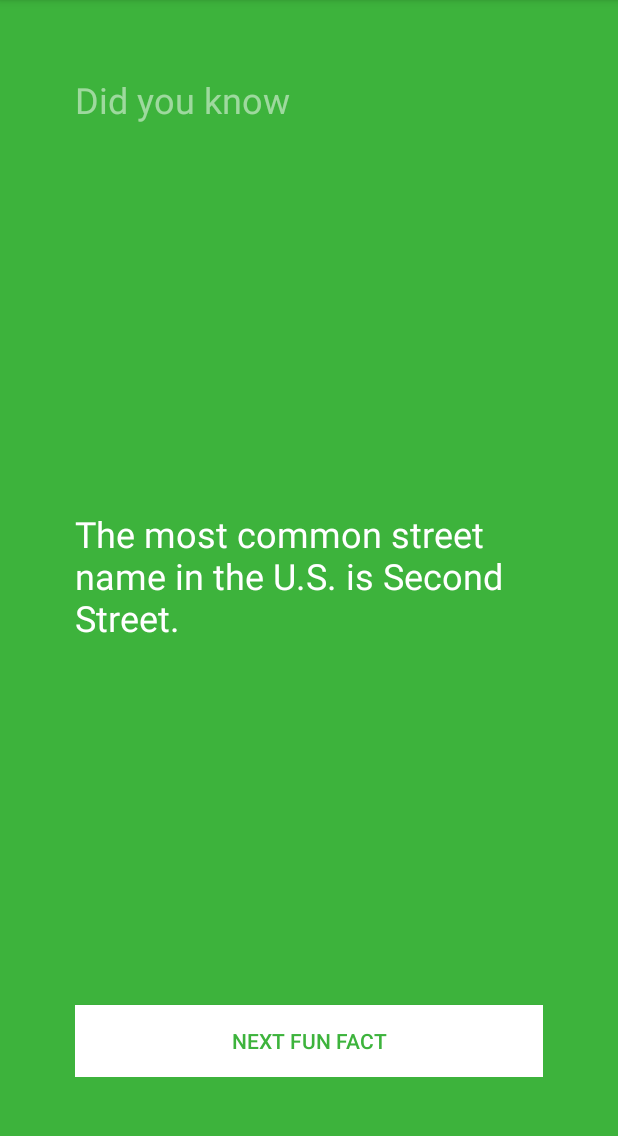
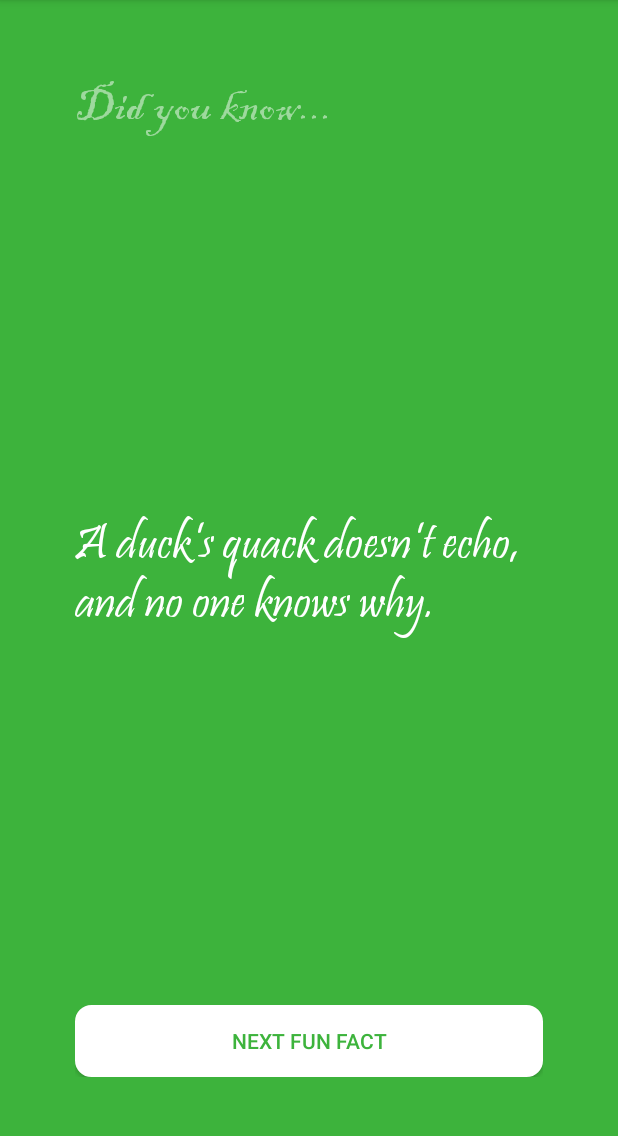
Before and after one commit to bharathmurthy/My_Application, an Android app: the screen it shows after launch (MainActivity), after a tap on "NEXT FUN FACT", on a phone screen of 412 x 824 dp, the part 84-1220 px from its top. Run offline under Robolectric (Android 15) with nearby library versions, the phone set to English and light mode, and no system bars.

```diff
--- a/app/src/main/java/com/example/kumar/myapplication/FactBook.java
+++ b/app/src/main/java/com/example/kumar/myapplication/FactBook.java
@@ -7,9 +7,9 @@ import java.util.Random;
  * Created by kumar on 2/14/2015.
  */
 public class FactBook {
+ //   private static ArrayList<Integer> indexUsed = new ArrayList<Integer>();
     public static String getFact(){
         ArrayList<String> facts = new ArrayList<String>();
-        facts.add("Ants stretch when they wake up in the morning...");
         facts.add("Ostriches can run faster than horses...");
         facts.add("olympic gold medals are actually made mostly of silver...");
         facts.add("You are born with 300 bones; by the time you are an adult you will have 206.");
@@ -19,47 +19,47 @@ public class FactBook {
         facts.add("Some penguins can leap 2-3 meters out of the water.");
         facts.add("On average, it takes 66 days to form a new habit.");
         facts.add("Mammoths still walked the earth when the Great Pyramid was being built.");
-        facts.add("John F. Kennedy was buried without his brain after it was lost during the autopsy");
-        facts.add("There are more chickens in world than human");
-        facts.add("A woodpecker has a shock absorber head ");
-        facts.add("The bones of pigeon are lighter than feathers");
-        facts.add("Kiwi bird are blind they hunt by smell");
-        facts.add("Humming bird is the only bird that can fly backwards");
-        facts.add("A flamingo can eat only when its head is upside down");
-        facts.add("The earliest recorded coin collection belonged to augustus caesar, the first emperor of Rome ");
-        facts.add("Humans and giraffe have the same number of bones in their necks");
-        facts.add("There are trillions of microbes living on and in human body ");
-        facts.add("Yawning may help in keeping you alert by allowing you to intake more oxygen which the brain needs to function properly ");
-        facts.add("Sea star fish have no brains");
-        facts.add("Scientists can tell the age of a dolphin by counting the rings on its teeth ");
-        facts.add("In its very first flight the world's first successful aeroplane was airborne for only 12 seconds ");
-        facts.add("The world's smallest spider is the size of a pinhead");
-        facts.add("The giraffe has the highest blood pressure of any animal ");
-        facts.add("The birth rate in India is so high that each year,it has more births than the entire population of Australia");
-        facts.add("A camels hump does not store water at all it stores fat");
-        facts.add("In 1969 novelist Georges Perec wrote an entire novel without using the letter 'e' ");
-        facts.add("Elephants can swim for as long as six hours at a time without a break ");
-        facts.add("The world's oldest pet goldfish lived to be 43 years old");
-        facts.add("The largest natural bridge on Earth was virtually unknown to the rest of the world, until it was observed on Google Earth");
-        facts.add("Unlike most fish the seahorse swims in an upright position ");
-        facts.add("Great white shark can weigh as much as 15 gorillas");
-        facts.add("Humans and chimps share 98.8% of their DNA");
-        facts.add("The red bump and itching caused by a mosquito bite is actually an allergic reaction to the mosquito's saliva ");
-        facts.add("Fish actually cough");
-        facts.add("Even identical twins do not have identical fingerprint ");
-        facts.add("Brain cells lack the ability to regenerate ");
+        facts.add("John F. Kennedy was buried without his brain after it was lost during the autopsy.");
+        facts.add("There are more chickens in world than human.");
+        facts.add("A woodpecker has a shock absorber head.");
+        facts.add("The bones of pigeon are lighter than feathers.");
+        facts.add("Kiwi bird are blind they hunt by smell.");
+        facts.add("Humming bird is the only bird that can fly backwards.");
+        facts.add("A flamingo can eat only when its head is upside down.");
+        facts.add("The earliest recorded coin collection belonged to augustus caesar, the first emperor of Rome.");
+        facts.add("Humans and giraffe have the same number of bones in their necks.");
+        facts.add("There are trillions of microbes living on and in human body.");
+        facts.add("Yawning may help in keeping you alert by allowing you to intake more oxygen which the brain needs to function properly.");
+        facts.add("Sea star fish have no brains.");
+        facts.add("Scientists can tell the age of a dolphin by counting the rings on its teeth.");
+        facts.add("In its very first flight the world's first successful aeroplane was airborne for only 12 seconds.");
+        facts.add("The world's smallest spider is the size of a pinhead.");
+        facts.add("The giraffe has the highest blood pressure of any animal.");
+        facts.add("The birth rate in India is so high that each year,it has more births than the entire population of Australia.");
+        facts.add("A camels hump does not store water at all it stores fat.");
+        facts.add("In 1969 novelist Georges Perec wrote an entire novel without using the letter 'e'.");
+        facts.add("Elephants can swim for as long as six hours at a time without a break.");
+        facts.add("The world's oldest pet goldfish lived to be 43 years old.");
+        facts.add("The largest natural bridge on Earth was virtually unknown to the rest of the world, until it was observed on Google Earth.");
+        facts.add("Unlike most fish the seahorse swims in an upright position.");
+        facts.add("Great white shark can weigh as much as 15 gorillas.");
+        facts.add("Humans and chimps share 98.8% of their DNA.");
+        facts.add("The red bump and itching caused by a mosquito bite is actually an allergic reaction to the mosquito's saliva.");
+        facts.add("Fish actually cough.");
+        facts.add("Even identical twins do not have identical fingerprint.");
+        facts.add("Brain cells lack the ability to regenerate.");
         facts.add("An earthworm has 5 hearts!!!");
-        facts.add("Earth isn't the only planet with volcanoes, Mars has the largest volcano in the solar system ");
-        facts.add("Baby goats are referred to as kids");
-        facts.add("Bangkok is known by Thai people as 'Krung Thep',which means 'City of Angles");
-        facts.add("Vampire bats adopt orphans, and are one of the few mammals known to risk their own lives to share food with less fortunate roost-mates");
+        facts.add("Earth isn't the only planet with volcanoes, Mars has the largest volcano in the solar system.");
+        facts.add("Baby goats are referred to as kids.");
+        facts.add("Bangkok is known by Thai people as 'Krung Thep',which means 'City of Angles.");
+        facts.add("Vampire bats adopt orphans, and are one of the few mammals known to risk their own lives to share food with less fortunate roost-mates.");
         facts.add("Ostrich males can roar like lions...");
-        facts.add("There are more people speaking French than in France");
-        facts.add("Sheep are born with long tails");
+        facts.add("There are more people speaking French than in France.");
+        facts.add("Sheep are born with long tails.");
         facts.add("An average human loses about 200 head hairs per day.");
         facts.add("A full moon is nine times brighter than a half moon.");
         facts.add("A female ferret will die if it goes into heat and cannot find a mate.");
-        facts.add("The average Japanese household watches more than 10 hours of television a day");
+        facts.add("The average Japanese household watches more than 10 hours of television a day.");
         facts.add("Winston Churchill was born in a ladies’ room during a dance.");
         facts.add("Donald Duck comics were banned from Finland because he doesn’t wear pants!");
         facts.add("There are more than 10 million bricks in the Empire State Building!");
@@ -72,8 +72,8 @@ public class FactBook {
         facts.add("Months that begin on a Sunday will always have a ‘Friday the 13th’.");
         facts.add("The fingerprints of koala bears are virtually indistinguishable from those of humans, so much so that they can be easily confused at a crime scene.");
         facts.add("Only one person in two billion will live to be 116 or older.");
-        facts.add("38% of American men say they love their cars more than women");
-        facts.add("Bullet proof vests, fire escapes, windshield wipers, and laser printers were all invented by women");
+        facts.add("38% of American men say they love their cars more than women.");
+        facts.add("Bullet proof vests, fire escapes, windshield wipers, and laser printers were all invented by women.");
         facts.add("A duck’s quack doesn’t echo, and no one knows why.");
         facts.add("Cats urine glows under a black light.");
         facts.add("A spider has transparent blood.");
@@ -97,7 +97,43 @@ public class FactBook {
         facts.add("In the United States, lettuce is the second most popular fresh vegetable.");
         facts.add("Bananas are about 99.5% fat free.");
         facts.add("Honey is the only food that doesn’t spoil.");
+        facts.add("Humans shed 40 pounds of skin in their lifetime, completely replacing their outer skin every month." );
+        facts.add("It takes food seven seconds to go from the mouth to the stomach via the esophagus." );
+        facts.add("It is impossible to sneeze with your eyes open." );
+        facts.add("Your fingernails grow almost four times as fast as your toenails." );
+        facts.add("Women speak about 20,000 words a day. That's 13,000 more than the average man." );
+        facts.add("Sloths take two weeks to digest their food.");
+        facts.add("Guinea pigs and rabbits can't sweat.");
+        facts.add("Deer can't eat hay.");
+        facts.add("The female lion does ninety percent of the hunting.");
+        facts.add("The elephant is the only mammal that can’t jump!");
+        facts.add("Like fingerprints, everyone’s tongue print is different!");
+        facts.add("You’re born with 300 bones, but by the time you become an adult, you only have 206.");
+        facts.add("Owls are the only birds who can see the colour blue.");
+        facts.add("A giraffe can clean its ears with its 21-inch tongue!");
+        facts.add("Butterflies taste with their feet.");
+        facts.add("Most lipstick contains fish scales.");
+        facts. add("Sea otters hold each other’s paws when they sleep so they don’t drift apart");
+        facts. add("Flamingos pair for a lifetime. Some stay with their mates for 50 years or more.");
+        facts. add("The most dangerous bird in the world is the Cassowary. With one kick it can kill its enemy. ");
+        facts. add("It is impossible to lick your elbow");
+        facts. add("A crocodile can't stick it's tongue out.");
+        facts. add("It is physically impossible for pigs to look up into the sky.");
+        facts. add("duck's quack doesn't echo, and no one knows why.");
+        facts. add("Hot water is heavier than cold.");
+        facts. add("cockroach can live several weeks with its head cut off.");
+        facts. add("Human thigh bones are stronger than concrete.");
+        facts. add("You can’t kill yourself by holding your breath. ");
+
         Random generator = new Random();
+//        while (indexUsed.contains(random))
+ //       {
+ //           random = generator.nextInt(facts.size());
+  //      }
+   //     if(!indexUsed.contains(random))
+    //        indexUsed.add(random);
+ //       if(indexUsed.size()==facts.size()-1)
+  //          indexUsed = new ArrayList<Integer>();
         return facts.get(generator.nextInt(facts.size()));
 
     }
--- a/app/src/main/java/com/example/kumar/myapplication/MainActivity.java
+++ b/app/src/main/java/com/example/kumar/myapplication/MainActivity.java
@@ -1,6 +1,7 @@
 package com.example.kumar.myapplication;
 
 import android.graphics.Color;
+import android.graphics.Typeface;
 import android.support.v7.app.ActionBarActivity;
 import android.os.Bundle;
 import android.text.Layout;
@@ -25,8 +26,12 @@ public class MainActivity extends ActionBarActivity {
     protected void onCreate(Bundle savedInstanceState) {
         super.onCreate(savedInstanceState);
         setContentView(R.layout.activity_main);
-
+        TextView didYouKnow = (TextView) findViewById(R.id.did_you_know);
+        Typeface tf = Typeface.createFromAsset(getAssets(),"fonts/ITCBLKAD.TTF");
+        Typeface tf1 = Typeface.createFromAsset(getAssets(),"fonts/PRISTINA.TTF");
+        didYouKnow.setTypeface(tf);
         final TextView factLabel = (TextView) findViewById(R.id.factTextView);
+        factLabel.setTypeface(tf1);
         final Button nextFact = (Button) findViewById(R.id.nextFactButton);
         final RelativeLayout relative = (RelativeLayout) findViewById(R.id.relativeLayout);
         View.OnClickListener listener = new View.OnClickListener() {
@@ -34,11 +39,22 @@ public class MainActivity extends ActionBarActivity {
             public void onClick(View v) {
                 factLabel.setText(FactBook.getFact());
                 int red = generator.nextInt(255);
+                if(red>200)
+                    red-=60;
+                else if(red < 50)
+                    red+=50;
                 int green = generator.nextInt(255);
+                if(green>200)
+                    green-=60;
+                else if(green<50)
+                     green+=50;
                 int blue = generator.nextInt(255);
+                if(blue>200)
+                    blue-=60;
+                else if(blue<50)
+                    blue+=50;
                 relative.setBackgroundColor(Color.rgb(red,green,blue));
                 nextFact.setTextColor(Color.rgb(red,green,blue));
-
             }
         };
 
--- /dev/null
+++ b/app/src/main/res/drawable/shape.xml
@@ -0,0 +1,14 @@
+<?xml version="1.0" encoding="utf-8"?>
+<shape xmlns:android="http://schemas.android.com/apk/res/android" >
+    <stroke android:width="2dp"
+            android:color="#FFFFFF"/>
+    <gradient
+        android:angle="225"
+        android:startColor="#FFFFFFFF"
+        android:endColor="#ffffffff"/>
+    <corners
+        android:bottomLeftRadius="10dp"
+        android:bottomRightRadius="10dp"
+        android:topLeftRadius="10dp"
+        android:topRightRadius="10dp" />
+</shape>
--- a/app/src/main/res/layout-v14/activity_main.xml
+++ b/app/src/main/res/layout-v14/activity_main.xml
@@ -9,8 +9,9 @@
 
     <TextView android:text="@string/did_you" android:layout_width="wrap_content"
         android:layout_height="wrap_content"
-        android:textSize="24sp"
-        android:textColor="#80ffffff" />
+        android:textSize="32sp"
+        android:textColor="#80ffffff"
+        android:id="@+id/did_you_know"/>
 
     <TextView
         android:layout_width="wrap_content"
@@ -20,7 +21,7 @@
         android:layout_centerVertical="true"
         android:layout_alignParentLeft="true"
         android:layout_alignParentStart="true"
-        android:textSize="24sp"
+        android:textSize="33sp"
         android:textColorHighlight="@android:color/white"
         android:textColor="@android:color/white" />
 
@@ -31,6 +32,9 @@
         android:id="@+id/nextFactButton"
         android:layout_alignParentBottom="true"
         android:layout_centerHorizontal="true"
-        android:background="@android:color/white" />
+        android:background="@drawable/shape"
+        android:textColor="@android:color/holo_blue_bright"
+        />
+
 
 </RelativeLayout>
--- a/app/src/main/res/layout/activity_main.xml
+++ b/app/src/main/res/layout/activity_main.xml
@@ -10,7 +10,8 @@
     <TextView android:text="@string/did_you" android:layout_width="wrap_content"
         android:layout_height="wrap_content"
         android:textSize="24sp"
-        android:textColor="#80ffffff" />
+        android:textColor="#80ffffff"
+        />
 
     <TextView
         android:layout_width="wrap_content"
--- a/app/src/main/res/values/strings.xml
+++ b/app/src/main/res/values/strings.xml
@@ -4,7 +4,7 @@
     <string name="app_name">My Application</string>
     <string name="hello_world">Hello world!</string>
     <string name="action_settings">Settings</string>
-    <string name="did_you">Did you know</string>
+    <string name="did_you">Did you know...</string>
     <string name="ants">Ants stretch when they wake up in the morning....</string>
     <string name="next">Next Fun Fact</string>
 
```
Also changed, not shown: app/src/main/assets/fonts/ITCBLKAD.TTF (added), app/src/main/assets/fonts/PRISTINA.TTF (added).
